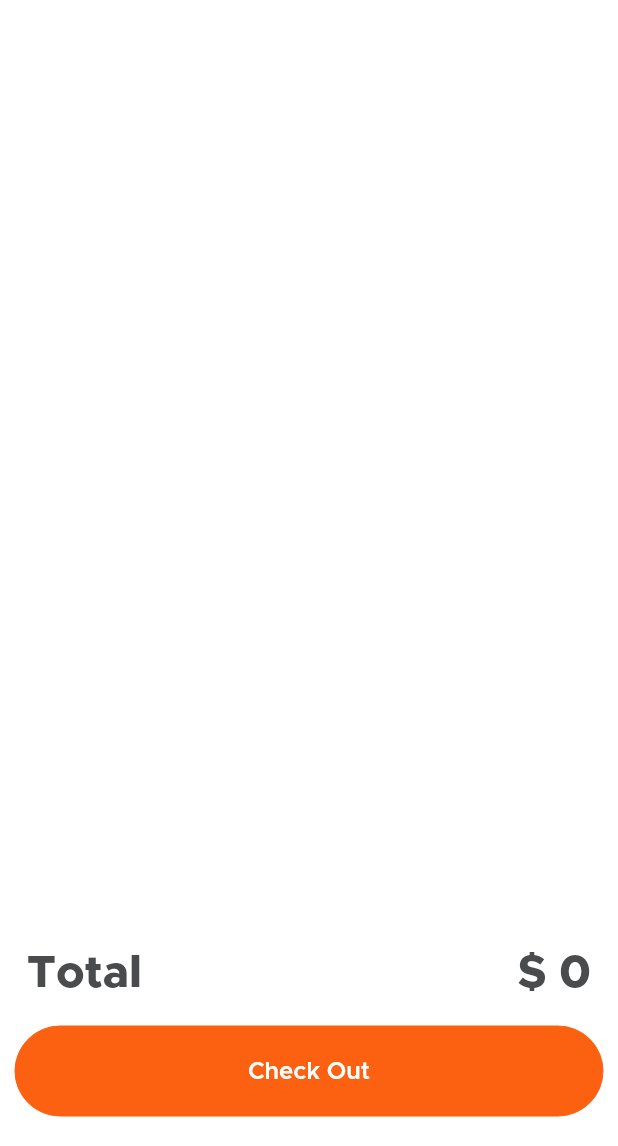
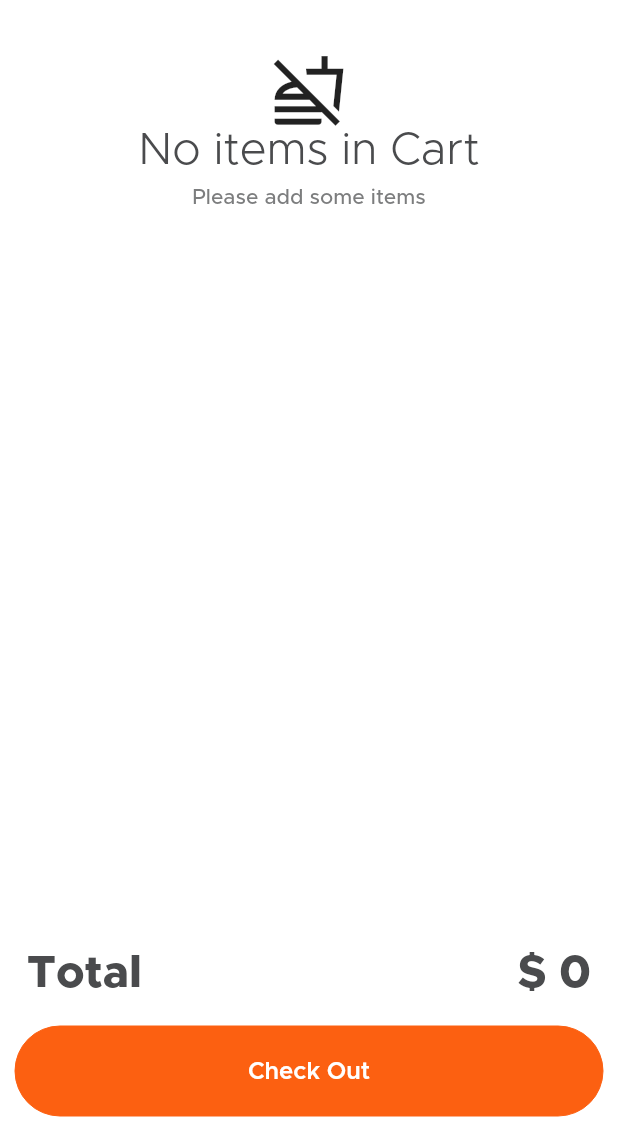
Before and after one commit to mazenmohamed56/Meal-Monkey_Food_Delivery_App, a Flutter app: the CartScreen screen opened directly, on a phone screen of 412 x 824 dp, the part 90-1236 px from its top. Run offline on Flutter 3.47's test engine with Material 2 defaults, Android fonts, the phone set to English and light mode, and no system bars; our stand-ins replace bloc, cloud_firestore, firebase_auth, firebase_core, firebase_storage, flutter_bloc and 13 more; missing offline and left inert: flutter_login_facebook; accounts and stored records are empty; statements that could not run were skipped.

Commit message:
MapScreen

```diff
--- a/lib/models/order_data_model.dart
+++ b/lib/models/order_data_model.dart
@@ -1,9 +1,12 @@
+import 'package:cloud_firestore/cloud_firestore.dart';
+
 class OrderModel {
   late String orderId;
   late String userId;
   late String status;
   late String paymentMethod;
   late String address;
+  late GeoPoint geoAddress;
   late String note;
   late List<Item> data;
   late var totalPrice;
@@ -15,6 +18,7 @@ class OrderModel {
       required this.status,
       required this.paymentMethod,
       required this.address,
+      required this.geoAddress,
       required this.note,
       required this.data,
       required this.totalPrice,
@@ -26,6 +30,7 @@ class OrderModel {
     status = json['status'];
     paymentMethod = json['paymentMethod'];
     address = json['address'];
+    geoAddress = json['geoAddress'];
     note = json['note'];
     if (json['data'] != null) {
       json['data'].forEach((v) {
--- a/lib/models/user_data_model.dart
+++ b/lib/models/user_data_model.dart
@@ -1,9 +1,12 @@
+import 'package:cloud_firestore/cloud_firestore.dart';
+
 class UserModel {
   late String name;
   late String email;
   late String phone;
   late String uId;
   late String address;
+  late GeoPoint geoAddress;
   late String profileImagepath;
 
   UserModel({
@@ -12,6 +15,7 @@ class UserModel {
     required this.phone,
     required this.uId,
     required this.address,
+    required this.geoAddress,
     required this.profileImagepath,
   });
 
@@ -21,6 +25,7 @@ class UserModel {
     phone = json['phone'];
     uId = json['uId'];
     address = json['address'];
+    geoAddress = json['geoAddress'];
     profileImagepath = json['profileImagepath'];
   }
 
@@ -31,6 +36,7 @@ class UserModel {
       'phone': phone,
       'uId': uId,
       'address': address,
+      'geoAddress': geoAddress,
       'profileImagepath': profileImagepath,
     };
   }
--- a/lib/modules/CartScreen/cart_screen.dart
+++ b/lib/modules/CartScreen/cart_screen.dart
@@ -1,5 +1,6 @@
 import 'package:flutter/material.dart';
 import 'package:flutter_bloc/flutter_bloc.dart';
+import 'package:flutter_conditional_rendering/flutter_conditional_rendering.dart';
 import 'package:font_awesome_flutter/font_awesome_flutter.dart';
 import 'package:meal_monkey/modules/CartScreen/cubit/cubit.dart';
 import 'package:meal_monkey/modules/CartScreen/cubit/states.dart';
@@ -43,7 +44,9 @@ class CartScreen extends StatelessWidget {
                   children: [
                     SizedBox(height: 25),
                     Expanded(
-                      child: ListView.separated(
+                      child: Conditional.single(
+                        context: context,
+                        widgetBuilder: (context) => ListView.separated(
                           shrinkWrap: true,
                           physics: BouncingScrollPhysics(),
                           itemBuilder: (BuildContext context, int index) =>
@@ -52,6 +55,28 @@ class CartScreen extends StatelessWidget {
                           separatorBuilder: (BuildContext context, int index) =>
                               SizedBox(
                             height: 5,
+                          ),
+                        ),
+                        conditionBuilder: (BuildContext context) =>
+                            cubit.cart.length > 0,
+                        fallbackBuilder: (BuildContext context) => Center(
+                          child: Column(
+                            children: [
+                              Icon(
+                                Icons.no_food_outlined,
+                                size: 50,
+                              ),
+                              Text(
+                                'No items in Cart',
+                                style: Theme.of(context).textTheme.headline3,
+                              ),
+                              const SizedBox(height: 10),
+                              Text(
+                                'Please add some items',
+                                style: Theme.of(context).textTheme.bodyText1,
+                              ),
+                            ],
+                          ),
                         ),
                       ),
                     ),
@@ -77,7 +102,10 @@ class CartScreen extends StatelessWidget {
                     ),
                     defaultButton(
                       function: () {
+                        if (cubit.cart.length > 0)
                           checkOutDialog(context);
+                        else
+                          showToast(msg: 'Please add some items');
                       },
                       text: 'Check Out',
                       radius: 30,
--- a/lib/modules/CartScreen/cubit/states.dart
+++ b/lib/modules/CartScreen/cubit/states.dart
@@ -11,3 +11,5 @@ class UpdateCartSuccessState extends CartScreenStates {}
 class DeletItemSuccessState extends CartScreenStates {}
 
 class ChangeRadioValueState extends CartScreenStates {}
+
+class SetSelectedAddressSuccessState extends CartScreenStates {}
--- a/lib/modules/LoginScreen/cubit/cubit.dart
+++ b/lib/modules/LoginScreen/cubit/cubit.dart
@@ -50,7 +50,7 @@ class LoginCubit extends Cubit<LoginScreenStates> {
         final FacebookAccessToken? accessToken = res.accessToken;
         final AuthCredential authCredential =
             FacebookAuthProvider.credential(accessToken!.token);
-         await FirebaseAuth.instance
+        await FirebaseAuth.instance
             .signInWithCredential(authCredential)
             .then((user) {
           //Create Doc to save user Data
@@ -120,7 +120,8 @@ class LoginCubit extends Cubit<LoginScreenStates> {
             email: user.user!.email.toString(),
             uId: user.user!.uid,
             profileImagepath: user.user!.photoURL.toString(),
-            address: 'Please add your address',
+            address: ('Please add your address'),
+            geoAddress: GeoPoint(0, 0),
             phone: 'Please add your phone number');
 
         FirebaseFirestore.instance
--- /dev/null
+++ b/lib/modules/MapScreen/cubit/cubit.dart
@@ -0,0 +1,113 @@
+import 'package:bloc/bloc.dart';
+import 'package:cloud_firestore/cloud_firestore.dart';
+import 'package:flutter_bloc/flutter_bloc.dart';
+import 'package:geocoding/geocoding.dart';
+import 'package:geolocator/geolocator.dart';
+import 'package:google_maps_flutter/google_maps_flutter.dart';
+import 'package:meal_monkey/layouts/HomeScreen/cubit/cubit.dart';
+import 'package:meal_monkey/models/item_data_modell.dart';
+import 'package:meal_monkey/modules/MapScreen/cubit/states.dart';
+import 'package:meal_monkey/shared/Network/local/sharedPreferences.dart';
+
+class MapScreenCubit extends Cubit<MapScreenStates> {
+  MapScreenCubit() : super(InitMapState());
+  static MapScreenCubit get(context) => BlocProvider.of(context);
+  CameraPosition initCammira = CameraPosition(target: LatLng(0, 0));
+  Map selectedAddress = {'address': '', 'geoPoint': GeoPoint(0, 0)};
+  Map<String, Map> addresses = <String, Map>{
+    'Home Address': {
+      'type': 'Home Address',
+      'address': '',
+      'geoPoint': GeoPoint(0, 0)
+    },
+    'Current Location': {
+      'type': 'Current Location',
+      'address': '',
+      'geoPoint': GeoPoint(0, 0)
+    },
+    'Selected Location': {
+      'type': 'Selected Location',
+      'address': '',
+      'geoPoint': GeoPoint(0, 0)
+    }
+  };
+  getUserAddressPosition(context) async {
+    if (CacheHelper.getData(key: 'uId') != null) {
+      GeoPoint geoAddress = HomeCubit.get(context).model.geoAddress;
+      LatLng point = LatLng(geoAddress.latitude, geoAddress.longitude);
+      initCammira = CameraPosition(target: point, zoom: 16);
+      addMarker(MarkerId('Origin'), point, 'Home address');
+      setAddressesList('Home Address');
+      emit(GetUserAddressPositionSuccessState());
+    }
+  }
+
+  Map<MarkerId, Marker> markers = <MarkerId, Marker>{
+    MarkerId('Origin'): Marker(
+        infoWindow: InfoWindow(title: 'Home'),
+        markerId: MarkerId('Origin'),
+        icon: BitmapDescriptor.defaultMarkerWithHue(BitmapDescriptor.hueGreen)),
+    MarkerId('currentLocation'): Marker(
+        infoWindow: InfoWindow(title: 'CurrentLocation'),
+        markerId: MarkerId('Current Location'),
+        icon: BitmapDescriptor.defaultMarkerWithHue(BitmapDescriptor.hueBlue)),
+    MarkerId('selectedLocation'): Marker(
+      markerId: MarkerId('selectedLocation'),
+      infoWindow: InfoWindow(title: 'Selected Location'),
+    )
+  };
+  setAddressesList(String type) async {
+    markers.forEach((key, value) async {
+      if (value.position != LatLng(0.0, 0.0))
+        addresses[type] = {
+          'type': type,
+          'address': await getAddressFromLatLong(value.position),
+          'geoPoint': value.position,
+        };
+    });
+    print(addresses);
+    emit(AddMarkMapState());
+  }
+
+  setSelectedAddress(String type) {
+    selectedAddress = {
+      'address': addresses[type]!['address'],
+      'geoPoint': addresses[type]!['geoPoint']
+    };
+  }
+
+  getCurrentLocation(var _controller) async {
+    final GoogleMapController controller = await _controller;
+
+    Position position = await Geolocator.getCurrentPosition(
+        desiredAccuracy: LocationAccuracy.high);
+
+    LatLng currentLang = LatLng(position.latitude, position.longitude);
+    print(currentLang);
+    CameraPosition currentPosition = CameraPosition(
+      target: currentLang,
+      zoom: 18.4746,
+    );
+    controller.animateCamera(CameraUpdate.newCameraPosition(currentPosition));
+    addMarker(MarkerId('currentLocation'), currentLang, 'Current Location');
+  }
+
+  void addMarker(MarkerId id, LatLng pos, String type) {
+    markers[id] = markers[id]!.copyWith(positionParam: pos);
+    setAddressesList(type);
+
+    emit(AddMarkMapState());
+  }
+
+  Future<String> getAddressFromLatLong(LatLng position) async {
+    List<Placemark> placemarks =
+        await placemarkFromCoordinates(position.latitude, position.longitude);
+    //print(placemarks[1]);
+    Placemark place = placemarks[1];
+
+    String address =
+        '${place.street}, ${place.locality}, ${place.subAdministrativeArea}, ${place.country}';
+    print(address);
+    return address;
+  }
+}
--- /dev/null
+++ b/lib/modules/MapScreen/cubit/states.dart
@@ -0,0 +1,7 @@
+abstract class MapScreenStates {}
+
+class InitMapState extends MapScreenStates {}
+
+class AddMarkMapState extends MapScreenStates {}
+
+class GetUserAddressPositionSuccessState extends MapScreenStates {}
--- a/lib/modules/SignUpScreen/cubit/cubit.dart
+++ b/lib/modules/SignUpScreen/cubit/cubit.dart
@@ -15,6 +15,7 @@ class RegisterCubit extends Cubit<RegisterScreenStates> {
     required String name,
     required String phone,
     required String address,
+    required GeoPoint geoAddress,
   }) {
     emit(RegisterLoadingState());
     FirebaseAuth.instance
@@ -25,6 +26,7 @@ class RegisterCubit extends Cubit<RegisterScreenStates> {
           email: email,
           phone: phone,
           uId: value.user!.uid,
+          geoAddress: GeoPoint(0, 0),
           address: address);
       print(value.user!.email);
       emit(RegisterSuccessState(value.user!.uid));
@@ -39,6 +41,7 @@ class RegisterCubit extends Cubit<RegisterScreenStates> {
     required String phone,
     required String uId,
     required String address,
+    required GeoPoint geoAddress,
   }) {
     UserModel model = UserModel(
         name: name,
@@ -46,6 +49,7 @@ class RegisterCubit extends Cubit<RegisterScreenStates> {
         phone: phone,
         uId: uId,
         address: address,
+        geoAddress: geoAddress,
         profileImagepath:
             'https://icon-library.com/images/anonymous-person-icon/anonymous-person-icon-18.jpg');
 
--- a/lib/modules/SignUpScreen/sign_up_screen.dart
+++ b/lib/modules/SignUpScreen/sign_up_screen.dart
@@ -1,3 +1,4 @@
+import 'package:cloud_firestore/cloud_firestore.dart';
 import 'package:flutter/material.dart';
 import 'package:flutter_bloc/flutter_bloc.dart';
 import 'package:flutter_conditional_rendering/flutter_conditional_rendering.dart';
@@ -166,7 +167,8 @@ class SignUpScreen extends StatelessWidget {
                                           password: passwordController.text,
                                           name: nameController.text,
                                           phone: phoneController.text,
-                                          address: addressController.text);
+                                          address: addressController.text,
+                                          geoAddress: GeoPoint(0, 0));
                                     }
                                   },
                                   text: 'Sign Up',
--- a/pubspec.yaml
+++ b/pubspec.yaml
@@ -47,6 +47,9 @@ dependencies:
   flutter_rating_bar: ^4.0.0
   fluttertoast: ^8.0.8
   sqflite: ^2.0.1
+  google_maps_flutter: ^2.1.1
+  geocoding: ^2.0.1
+  geolocator: ^8.0.1
 dev_dependencies:
   flutter_test:
     sdk: flutter
```
Also changed, not shown: lib/layouts/HomeScreen/cubit/cubit.dart (+19 -3 lines), lib/main.dart (+6 -1 lines), lib/modules/CartScreen/check_out_dialog.dart (+18 -6 lines), lib/modules/CartScreen/cubit/cubit.dart (+12 -0 lines), lib/modules/MapScreen/map_screen.dart (added, +163 -0 lines), lib/modules/ProfileScreen/profile_screen.dart (+7 -4 lines), pubspec.lock, 4 other files. Lines whose indentation alone changed are shown as unchanged.
